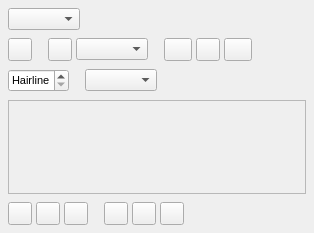
Above: scribus/ui/propertiespalette_linebase.ui from scribusproject/scribus before the change. Below: the same form after it.
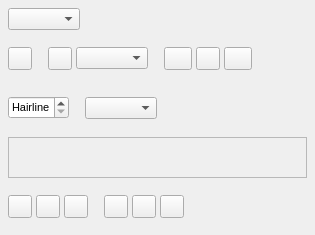
That is the form after the change. Custom widgets are drawn as their Qt base class.

Commit message: Update for #17180 to fix label alignment (Martin Reininger)

What changed in the file:
```diff
--- a/scribus/ui/propertiespalette_linebase.ui
+++ b/scribus/ui/propertiespalette_linebase.ui
@@ -6,8 +6,8 @@
    <rect>
     <x>0</x>
     <y>0</y>
-    <width>314</width>
-    <height>233</height>
+    <width>315</width>
+    <height>235</height>
    </rect>
   </property>
   <layout class="QVBoxLayout" name="verticalLayout">
@@ -57,12 +57,6 @@
      </property>
      <item>
       <widget class="FormWidget" name="lineColorLabel">
-       <property name="sizePolicy">
-        <sizepolicy hsizetype="Preferred" vsizetype="Maximum">
-         <horstretch>0</horstretch>
-         <verstretch>0</verstretch>
-        </sizepolicy>
-       </property>
        <property name="label" stdset="0">
         <string>Color</string>
        </property>
@@ -104,12 +98,6 @@
        </property>
        <item>
         <widget class="FormWidget" name="lineMaskLabel">
-         <property name="sizePolicy">
-          <sizepolicy hsizetype="Preferred" vsizetype="Maximum">
-           <horstretch>0</horstretch>
-           <verstretch>0</verstretch>
-          </sizepolicy>
-         </property>
          <property name="label" stdset="0">
           <string>Mask</string>
          </property>
@@ -143,12 +131,6 @@
        </item>
        <item>
         <widget class="FormWidget" name="lineBlendmodeLabel">
-         <property name="sizePolicy">
-          <sizepolicy hsizetype="Preferred" vsizetype="Maximum">
-           <horstretch>0</horstretch>
-           <verstretch>0</verstretch>
-          </sizepolicy>
-         </property>
          <property name="label" stdset="0">
           <string>Blendmode</string>
          </property>
@@ -180,12 +162,6 @@
      </item>
      <item>
       <widget class="FormWidget" name="lineMarkerLabel">
-       <property name="sizePolicy">
-        <sizepolicy hsizetype="Preferred" vsizetype="Maximum">
-         <horstretch>0</horstretch>
-         <verstretch>0</verstretch>
-        </sizepolicy>
-       </property>
        <property name="label" stdset="0">
         <string>Marker</string>
        </property>
@@ -274,12 +250,6 @@
      </property>
      <item>
       <widget class="FormWidget" name="lineWidthLabel">
-       <property name="sizePolicy">
-        <sizepolicy hsizetype="Preferred" vsizetype="Maximum">
-         <horstretch>0</horstretch>
-         <verstretch>0</verstretch>
-        </sizepolicy>
-       </property>
        <property name="label" stdset="0">
         <string>Width</string>
        </property>
@@ -325,12 +295,6 @@
      </item>
      <item>
       <widget class="FormWidget" name="lineTypeLabel">
-       <property name="sizePolicy">
-        <sizepolicy hsizetype="Preferred" vsizetype="Maximum">
-         <horstretch>0</horstretch>
-         <verstretch>0</verstretch>
-        </sizepolicy>
-       </property>
        <property name="label" stdset="0">
         <string>Type</string>
        </property>
@@ -393,12 +357,6 @@
      </property>
      <item>
       <widget class="FormWidget" name="lineEndLabel">
-       <property name="sizePolicy">
-        <sizepolicy hsizetype="Preferred" vsizetype="Maximum">
-         <horstretch>0</horstretch>
-         <verstretch>0</verstretch>
-        </sizepolicy>
-       </property>
        <property name="label" stdset="0">
         <string>Caps</string>
        </property>
@@ -461,12 +419,6 @@
      </item>
      <item>
       <widget class="FormWidget" name="lineJoinLabel">
-       <property name="sizePolicy">
-        <sizepolicy hsizetype="Preferred" vsizetype="Maximum">
-         <horstretch>0</horstretch>
-         <verstretch>0</verstretch>
-        </sizepolicy>
-       </property>
        <property name="label" stdset="0">
         <string>Joins</string>
        </property>
@@ -548,16 +500,16 @@
    <header>ui/widgets/form_widget.h</header>
    <container>1</container>
   </customwidget>
+  <customwidget>
+   <class>ScrSpinBox</class>
+   <extends>QDoubleSpinBox</extends>
+   <header>ui/scrspinbox.h</header>
+  </customwidget>
   <customwidget>
    <class>ColorButton</class>
    <extends>QToolButton</extends>
    <header>ui/widgets/color_button.h</header>
   </customwidget>
-  <customwidget>
-   <class>ScrSpinBox</class>
-   <extends>QDoubleSpinBox</extends>
-   <header location="global">ui/scrspinbox.h</header>
-  </customwidget>
   <customwidget>
    <class>LineCombo</class>
    <extends>QComboBox</extends>
```
The commit also changes 6 other files.
